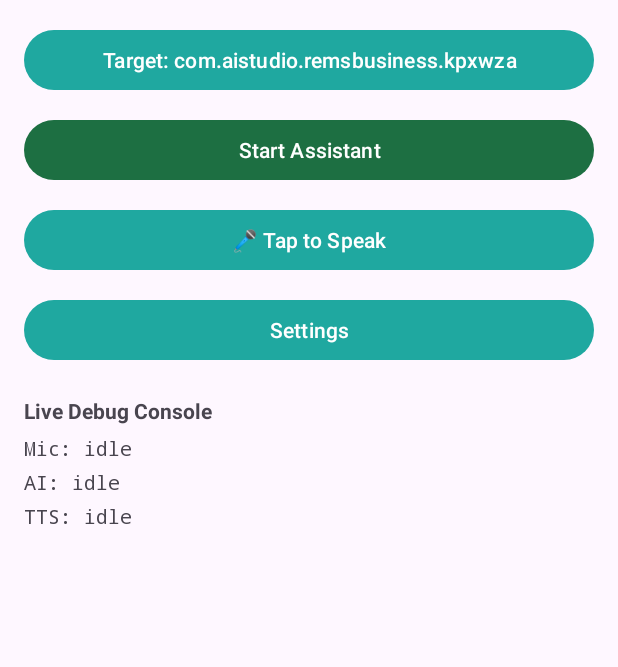
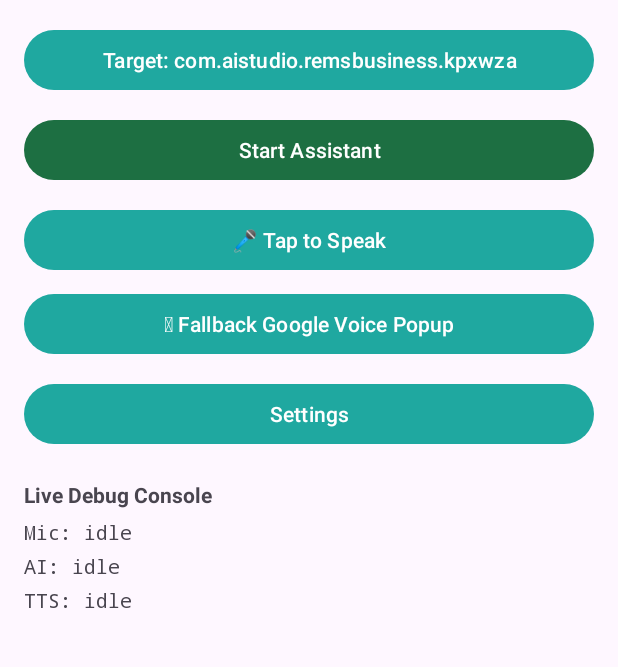
Before and after one commit to sheokandsushil02-lgtm/Mad-assistant-, an Android app: the screen it shows after launch (MainActivity), on a phone screen of 412 x 824 dp, the part 136-803 px from its top. Run offline under Robolectric (Android 15) with nearby library versions, the phone set to English and light mode, and no system bars.

Commit message:
feat(ui): add Fallback Google Voice Popup button to main screen

```diff
--- a/app/src/main/res/layout/activity_main.xml
+++ b/app/src/main/res/layout/activity_main.xml
@@ -50,6 +50,13 @@
             android:text="🎤 Tap to Speak" />
 
         <Button
+            android:id="@+id/btnFallbackMic"
+            android:layout_width="match_parent"
+            android:layout_height="wrap_content"
+            android:layout_marginTop="8dp"
+            android:text="🛟 Fallback Google Voice Popup" />
+
+        <Button
             android:id="@+id/btnSettings"
             android:layout_width="match_parent"
             android:layout_height="wrap_content"
```
